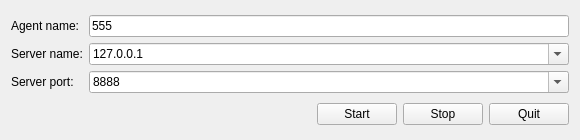
First picture: the form in App/FakeAgent/FakeAgent_ConnectForm.ui, repository break11/AutoStorage, before the edit.
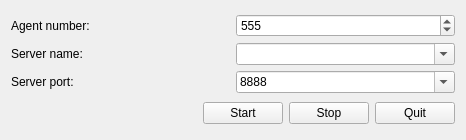
Second picture: the form after the edit.

Diff of the .ui file:
```diff
--- a/App/FakeAgent/FakeAgent_ConnectForm.ui
+++ b/App/FakeAgent/FakeAgent_ConnectForm.ui
@@ -6,7 +6,7 @@
    <rect>
     <x>0</x>
     <y>0</y>
-    <width>580</width>
+    <width>466</width>
     <height>140</height>
    </rect>
   </property>
@@ -21,11 +21,21 @@
   </property>
   <layout class="QVBoxLayout" name="verticalLayout">
    <item>
-    <layout class="QGridLayout" name="gridLayout" columnstretch="0,1">
-     <item row="2" column="0">
-      <widget class="QLabel" name="lbServerPort">
+    <layout class="QGridLayout" name="gridLayout">
+     <item row="0" column="0">
+      <widget class="QLabel" name="lbAgentN">
        <property name="text">
-        <string>Server port:</string>
+        <string>Agent number:</string>
+       </property>
+      </widget>
+     </item>
+     <item row="0" column="1">
+      <widget class="QSpinBox" name="sbAgentN">
+       <property name="maximum">
+        <number>999</number>
+       </property>
+       <property name="value">
+        <number>555</number>
        </property>
       </widget>
      </item>
@@ -41,11 +51,13 @@
        <property name="editable">
         <bool>true</bool>
        </property>
-       <item>
-        <property name="text">
-         <string>127.0.0.1</string>
-        </property>
-       </item>
+      </widget>
+     </item>
+     <item row="2" column="0">
+      <widget class="QLabel" name="lbServerPort">
+       <property name="text">
+        <string>Server port:</string>
+       </property>
       </widget>
      </item>
      <item row="2" column="1">
@@ -60,20 +72,6 @@
        </item>
       </widget>
      </item>
-     <item row="0" column="0">
-      <widget class="QLabel" name="lbAgentName">
-       <property name="text">
-        <string>Agent name:</string>
-       </property>
-      </widget>
-     </item>
-     <item row="0" column="1">
-      <widget class="QLineEdit" name="leAgentName">
-       <property name="text">
-        <string>555</string>
-       </property>
-      </widget>
-     </item>
     </layout>
    </item>
    <item>
```
